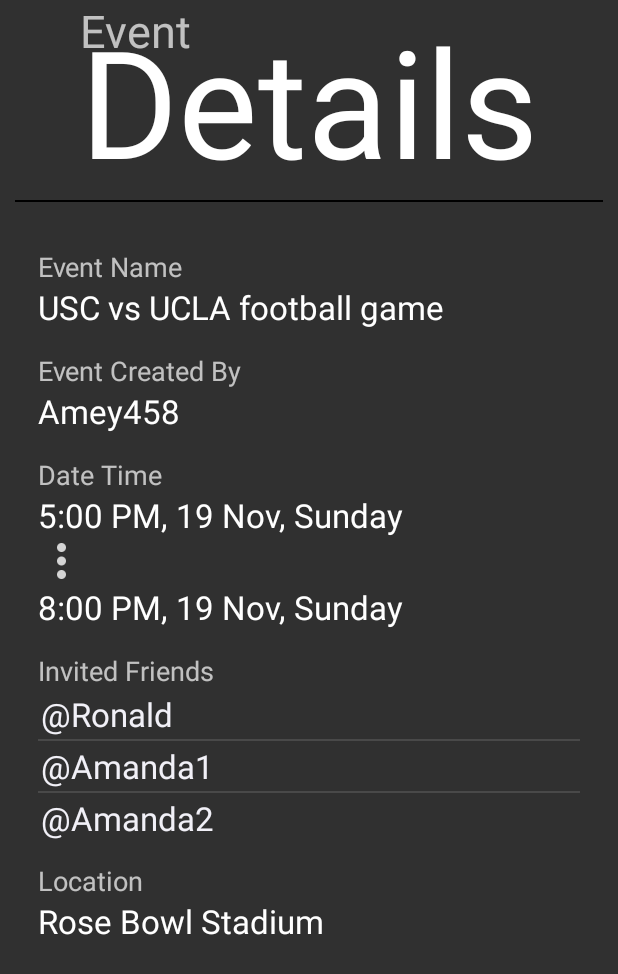
After one commit to AmeyRuikar/MeetUPAndroid, an Android app: the proposeEvent screen opened directly, with no data from a screen before it, on a phone screen of 412 x 824 dp. The commit adds this screen. Shown: the top 974 px of the screen. Run offline under Robolectric (Android 15) with nearby library versions, the phone set to English and light mode, and no system bars.

Commit message:
event details tab

```diff
--- a/app/src/main/java/meetup/amey/com/meetup/MapsActivity.java
+++ b/app/src/main/java/meetup/amey/com/meetup/MapsActivity.java
@@ -110,7 +110,7 @@ public class MapsActivity extends FragmentActivity implements OnMapReadyCallback
         listVIew.setOnClickListener(new View.OnClickListener() {
             @Override
             public void onClick(View v) {
-                //Intent intent = new Intent(getApplicationContext(), cardFragment.class);
+                //Intent intent = new Intent(getApplicationContext(), cardsFragment.class);
                 //startActivity(intent);
 
                 FragmentManager fm = getSupportFragmentManager();
--- /dev/null
+++ b/app/src/main/java/meetup/amey/com/meetup/invitesListAdapter.java
@@ -0,0 +1,45 @@
+package meetup.amey.com.meetup;
+
+import android.content.Context;
+import android.util.Log;
+import android.view.LayoutInflater;
+import android.view.View;
+import android.view.ViewGroup;
+import android.widget.ArrayAdapter;
+import android.widget.TextView;
+
+import java.util.ArrayList;
+import java.util.List;
+
+/**
+ * Created by ameyruikar on 11/11/16.
+ */
+public class invitesListAdapter extends ArrayAdapter<invitesListElement> {
+
+
+    private Context mContext;
+    private ArrayList<invitesListElement> localCopy;
+
+
+    public invitesListAdapter(Context context, ArrayList<invitesListElement> objects) {
+        super(context, R.layout.invitesrow, objects);
+
+        this.mContext = context;
+        this.localCopy = objects;
+
+        Log.i("array","len " + this.localCopy.size());
+
+    }
+
+    public View getView(int position, View convertView, ViewGroup parent){
+
+        LayoutInflater inflate= (LayoutInflater) mContext.getSystemService(mContext.LAYOUT_INFLATER_SERVICE);
+        View rowV = inflate.inflate(R.layout.invitesrow, parent, false);
+        TextView name = (TextView) rowV.findViewById(R.id.name);
+        name.setText(localCopy.get(position).getName());
+        return rowV;
+
+    }
+
+
+}
--- /dev/null
+++ b/app/src/main/java/meetup/amey/com/meetup/invitesListElement.java
@@ -0,0 +1,23 @@
+package meetup.amey.com.meetup;
+
+/**
+ * Created by ameyruikar on 11/11/16.
+ */
+public class invitesListElement {
+
+
+    String name;
+
+    public invitesListElement(String n){
+        this.name = n;
+    }
+
+    public String getName() {
+        return name;
+    }
+
+    public void setName(String name) {
+        this.name = name;
+    }
+
+}
--- /dev/null
+++ b/app/src/main/java/meetup/amey/com/meetup/proposeEvent.java
@@ -0,0 +1,78 @@
+package meetup.amey.com.meetup;
+
+import android.support.v7.app.AppCompatActivity;
+import android.os.Bundle;
+import android.view.Menu;
+import android.view.MenuItem;
+
+import java.io.IOException;
+import java.net.MalformedURLException;
+import java.net.URL;
+import java.util.ArrayList;
+
+import android.graphics.*;
+import android.widget.ImageView;
+import android.widget.ListView;
+
+public class proposeEvent extends AppCompatActivity {
+
+    @Override
+    protected void onCreate(Bundle savedInstanceState) {
+        super.onCreate(savedInstanceState);
+        setContentView(R.layout.activity_propose_event);
+
+
+        Thread thread = new Thread(new Runnable() {
+            @Override
+            public void run() {
+                try  {
+                    //Your code goes here
+                    URL url = new URL("http://maps.google.com/maps/api/staticmap?center=48.858235,2.294571&zoom=18&size=1100x1100&markers=color:blue%7C%7C48.858235,2.294571&sensor=false");
+
+                    Bitmap bmp = BitmapFactory.decodeStream(url.openConnection().getInputStream());
+                    ImageView imageView = (ImageView) findViewById(R.id.imgMap);
+                    imageView.setImageBitmap(bmp);
+
+                } catch (Exception e) {
+                    e.printStackTrace();
+                }
+            }
+        });
+
+        thread.start();
+
+
+
+        ArrayList<invitesListElement> invites = new ArrayList<invitesListElement>();
+        invites.add(new invitesListElement("@Ronald"));
+        invites.add(new invitesListElement("@Amanda1"));
+        invites.add(new invitesListElement("@Amanda2"));
+        invites.add(new invitesListElement("@Amanda3"));
+        ListView lv = (ListView) findViewById(R.id.userinvites);
+        invitesListAdapter nla = new invitesListAdapter(getApplicationContext(), invites);
+        lv.setAdapter(nla);
+
+    }
+
+    @Override
+    public boolean onCreateOptionsMenu(Menu menu) {
+        // Inflate the menu; this adds items to the action bar if it is present.
+        getMenuInflater().inflate(R.menu.menu_propose_event, menu);
+        return true;
+    }
+
+    @Override
+    public boolean onOptionsItemSelected(MenuItem item) {
+        // Handle action bar item clicks here. The action bar will
+        // automatically handle clicks on the Home/Up button, so long
+        // as you specify a parent activity in AndroidManifest.xml.
+        int id = item.getItemId();
+
+        //noinspection SimplifiableIfStatement
+        if (id == R.id.action_settings) {
+            return true;
+        }
+
+        return super.onOptionsItemSelected(item);
+    }
+}
--- /dev/null
+++ b/app/src/main/res/layout/activity_propose_event.xml
@@ -0,0 +1,160 @@
+<?xml version="1.0" encoding="utf-8"?>
+<LinearLayout xmlns:android="http://schemas.android.com/apk/res/android"
+    android:orientation="vertical" android:layout_width="match_parent"
+    android:layout_height="match_parent"
+    android:fitsSystemWindows="true"
+    >
+
+
+    <RelativeLayout
+        android:layout_width="match_parent"
+        android:layout_height="match_parent"
+        android:layout_gravity="center_horizontal">
+
+        <TextView
+            android:layout_width="wrap_content"
+            android:layout_height="wrap_content"
+            android:textAppearance="?android:attr/textAppearanceLarge"
+            android:text="Details"
+            android:textSize="100dp"
+            android:layout_marginRight="10dp"
+            android:id="@+id/textView9"
+            android:layout_alignParentTop="true"
+            android:layout_centerHorizontal="true" />
+
+        <TextView
+            android:layout_width="wrap_content"
+            android:layout_height="wrap_content"
+            android:textAppearance="?android:attr/textAppearanceSmall"
+            android:text="Event"
+            android:id="@+id/textView10"
+            android:textSize="30dp"
+            android:layout_alignParentTop="true"
+            android:layout_alignStart="@+id/textView9" />
+
+        <View
+            android:layout_width="fill_parent"
+            android:layout_height="1dip"
+            android:background="#000000"
+            android:layout_marginLeft="10dp"
+            android:layout_marginRight="10dp"
+            android:id="@+id/view"
+            android:layout_below="@+id/textView9"
+            android:layout_alignParentEnd="true" />
+
+        <ScrollView xmlns:android="http://schemas.android.com/apk/res/android"
+            android:layout_width="fill_parent"
+            android:layout_height="fill_parent"
+            android:fitsSystemWindows="true"
+            android:layout_marginTop="150dp">
+            <LinearLayout
+                android:orientation="vertical"
+                android:layout_width="match_parent"
+                android:layout_height="wrap_content"
+                android:paddingTop="10dp"
+                android:paddingLeft="25dp"
+                android:paddingRight="25dp"
+                android:layout_below="@+id/view"
+                >
+
+
+                <TextView android:layout_width="wrap_content"
+                    android:layout_height="wrap_content"
+                    android:textAppearance="?android:attr/textAppearanceMedium"
+                    android:text="Event Name"
+                    android:layout_marginTop="5dp"/>
+
+                <TextView android:layout_width="wrap_content"
+                    android:layout_height="wrap_content"
+                    android:textAppearance="?android:attr/textAppearanceLarge"
+                    android:text="USC vs UCLA football game"
+                    android:id="@+id/eventName"
+                    />
+
+                <TextView android:layout_width="wrap_content"
+                    android:layout_height="wrap_content"
+                    android:textAppearance="?android:attr/textAppearanceMedium"
+                    android:text="Event Created By"
+                    android:layout_marginTop="15dp"/>
+                <TextView android:layout_width="wrap_content"
+                    android:layout_height="wrap_content"
+                    android:textAppearance="?android:attr/textAppearanceLarge"
+                    android:text="Amey458"
+                    android:id="@+id/organiser" />
+
+                <TextView android:layout_width="wrap_content"
+                    android:layout_height="wrap_content"
+                    android:textAppearance="?android:attr/textAppearanceMedium"
+                    android:text="Date Time"
+                    android:layout_marginTop="15dp"/>
+                <TextView android:layout_width="wrap_content"
+                    android:layout_height="wrap_content"
+                    android:textAppearance="?android:attr/textAppearanceLarge"
+                    android:text="5:00 PM, 19 Nov, Sunday"
+                    android:id="@+id/dtStart" />
+                <ImageView
+                    android:id="@+id/send_icon"
+                    android:layout_height="fill_parent"
+                    android:layout_width="wrap_content"
+                    android:src="@drawable/ic_dots"
+                    android:gravity="center_horizontal" />
+                <TextView android:layout_width="wrap_content"
+                    android:layout_height="wrap_content"
+                    android:textAppearance="?android:attr/textAppearanceLarge"
+                    android:text="8:00 PM, 19 Nov, Sunday"
+                    android:id="@+id/dtEnd"
+                    />
+
+
+                <TextView
+                    android:layout_width="wrap_content"
+                    android:layout_height="wrap_content"
+                    android:textAppearance="?android:attr/textAppearanceMedium"
+                    android:text="Invited Friends"
+                    android:layout_marginTop="15dp"/>
+
+                <ListView
+                    android:layout_width="wrap_content"
+                    android:layout_height="100dp"
+                    android:id="@+id/userinvites">
+
+                </ListView>
+
+
+                <TextView
+                    android:layout_width="wrap_content"
+                    android:layout_height="wrap_content"
+                    android:textAppearance="?android:attr/textAppearanceMedium"
+                    android:text="Location"
+                    android:layout_marginTop="15dp"/>
+                <TextView android:layout_width="wrap_content"
+                    android:layout_height="wrap_content"
+                    android:textAppearance="?android:attr/textAppearanceLarge"
+                    android:text="Rose Bowl Stadium"
+                    android:id="@+id/location"
+                    />
+                <ImageView
+                    android:layout_width="300dp"
+                    android:layout_height="300dp"
+                    android:layout_gravity="center_horizontal"
+                    android:id="@+id/imgMap"
+                    />
+
+
+
+                <android.support.v7.widget.AppCompatButton
+                    android:id="@+id/btn_vote"
+                    android:layout_width="fill_parent"
+                    android:layout_height="wrap_content"
+                    android:layout_marginTop="12dp"
+                    android:layout_marginBottom="24dp"
+                    android:padding="12dp"
+                    android:text="Put out for voting"/>
+
+
+            </LinearLayout>
+        </ScrollView>
+
+
+    </RelativeLayout>
+</LinearLayout>
--- /dev/null
+++ b/app/src/main/res/layout/invitesrow.xml
@@ -0,0 +1,12 @@
+<?xml version="1.0" encoding="utf-8"?>
+<LinearLayout xmlns:android="http://schemas.android.com/apk/res/android"
+    android:orientation="vertical" android:layout_width="match_parent"
+    android:layout_height="match_parent">
+
+    <TextView android:layout_width="wrap_content"
+        android:layout_height="wrap_content"
+        android:textAppearance="?android:attr/textAppearanceLarge"
+        android:id="@+id/name"
+        android:layout_margin="2dp"/>
+
+</LinearLayout>
--- /dev/null
+++ b/app/src/main/res/menu/menu_propose_event.xml
@@ -0,0 +1,7 @@
+<menu xmlns:android="http://schemas.android.com/apk/res/android"
+    xmlns:app="http://schemas.android.com/apk/res-auto"
+    xmlns:tools="http://schemas.android.com/tools"
+    tools:context="meetup.amey.com.meetup.proposeEvent">
+    <item android:id="@+id/action_settings" android:title="@string/action_settings"
+        android:orderInCategory="100" app:showAsAction="never" />
+</menu>
--- a/app/src/main/res/values/strings.xml
+++ b/app/src/main/res/values/strings.xml
@@ -12,4 +12,5 @@
 
 <!-- TODO: Remove or change this placeholder text -->
     <string name="hello_blank_fragment">Hello blank fragment</string>
+    <string name="title_activity_propose_event">proposeEvent</string>
 </resources>
```
Also changed, not shown: app/src/main/AndroidManifest.xml (+13 -6 lines), app/src/main/java/meetup/amey/com/meetup/cardFragment.java (deleted, +0 -174 lines), app/src/main/java/meetup/amey/com/meetup/pagerAdapter.java (+5 -5 lines), app/src/main/res/drawable-hdpi/ic_dots.png (added), app/src/main/res/drawable-hdpi/ic_dots_black.png (added), app/src/main/res/drawable-mdpi/ic_dots.png (added), app/src/main/res/drawable-mdpi/ic_dots_black.png (added), app/src/main/res/drawable-xhdpi/ic_dots.png (added), app/src/main/res/drawable-xhdpi/ic_dots_black.png (added), app/src/main/res/drawable-xxhdpi/ic_dots.png (added), app/src/main/res/drawable-xxhdpi/ic_dots_black.png (added), 6 other files.
